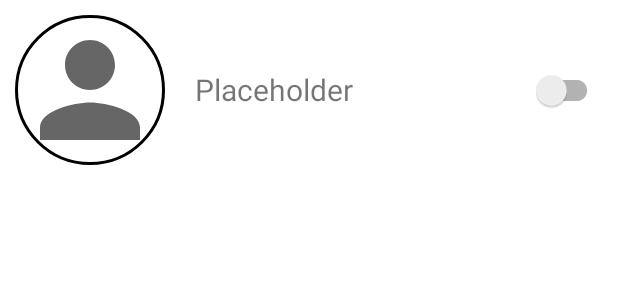
After one commit to PalMassimo/PlatformMusic, an Android app: the layout user_list_item.xml on its own in the app's theme, with its tools: preview values and no code run, on a phone screen of 412 x 824 dp. The commit adds this screen. Shown: the top 300 px of the screen. Run offline under Robolectric (Android 15) with nearby library versions, the phone set to English and light mode, and no system bars.

Commit message:
Implement search bar

```diff
--- a/app/src/main/java/it/units/musicplatform/activities/LoginActivity.kt
+++ b/app/src/main/java/it/units/musicplatform/activities/LoginActivity.kt
@@ -11,7 +11,6 @@ import it.units.musicplatform.databinding.ActivityLoginBinding
 class LoginActivity : AppCompatActivity() {
 
     private lateinit var binding : ActivityLoginBinding
-    private lateinit var auth: FirebaseAuth
 
     override fun onCreate(savedInstanceState: Bundle?) {
         super.onCreate(savedInstanceState)
@@ -19,10 +18,8 @@ class LoginActivity : AppCompatActivity() {
         setContentView(binding.root)
 
 
-        auth = FirebaseAuth.getInstance()
-
         binding.loginButton.setOnClickListener {
-            auth.signInWithEmailAndPassword(binding.emailEditText.text.toString().trim(), binding.passwordEditText.text.toString().trim()).addOnCompleteListener(this) { task ->
+            FirebaseAuth.getInstance().signInWithEmailAndPassword(binding.emailEditText.text.toString().trim(), binding.passwordEditText.text.toString().trim()).addOnCompleteListener(this) { task ->
                 if (task.isSuccessful) {
                     val intent = Intent(this, MainActivity::class.java)//.apply { put(getString(R.string.user_id), auth.currentUser?.uid) }
                     startActivity(intent)
--- a/app/src/main/java/it/units/musicplatform/fragments/HomeFragment.kt
+++ b/app/src/main/java/it/units/musicplatform/fragments/HomeFragment.kt
@@ -21,7 +21,6 @@ class HomeFragment : Fragment() {
     private var userId: String? = null
     private lateinit var adapter: FollowersPostsAdapter
     private lateinit var userViewModel: UserViewModel
-
     private lateinit var followersPostsViewModel: FollowersPostsViewModel
 
     override fun onCreate(savedInstanceState: Bundle?) {
--- a/app/src/main/java/it/units/musicplatform/retrievers/DatabaseReferenceRetriever.kt
+++ b/app/src/main/java/it/units/musicplatform/retrievers/DatabaseReferenceRetriever.kt
@@ -7,7 +7,7 @@ import it.units.musicplatform.entities.User
 
 private const val DATABASE_URL = "https://sharemusic-99f8a-default-rtdb.europe-west1.firebasedatabase.app/"
 private val DATABASE_REFERENCE = Firebase.database(DATABASE_URL).reference
-private val USERS_REFERENCE = DATABASE_REFERENCE.child("Users")
+//private val USERS_REFERENCE = DATABASE_REFERENCE.child("Users")
 private val POSTS_REFERENCE = DATABASE_REFERENCE.child("posts")
 
 
@@ -15,7 +15,8 @@ class DatabaseReferenceRetriever {
 
     companion object{
 
-        fun userReference(userId: String) = USERS_REFERENCE.child(userId)
+        fun usersReference() = DATABASE_REFERENCE.child("Users")
+        fun userReference(userId: String) = usersReference().child(userId)
         fun followersReference(userId: String) = userReference(userId).child("followers")
         fun followingReference(userId: String) = userReference(userId).child("following")
         fun userPostsReference(userId:String) = userReference(userId).child("posts")
--- /dev/null
+++ b/app/src/main/res/layout/user_list_item.xml
@@ -0,0 +1,44 @@
+<?xml version="1.0" encoding="utf-8"?>
+<LinearLayout xmlns:android="http://schemas.android.com/apk/res/android"
+    xmlns:app="http://schemas.android.com/apk/res-auto"
+    xmlns:tools="http://schemas.android.com/tools"
+    android:id="@+id/parent"
+    android:layout_width="match_parent"
+    android:layout_height="wrap_content"
+    android:orientation="horizontal"
+    android:padding="10dp">
+
+    <de.hdodenhof.circleimageview.CircleImageView
+        android:id="@+id/profileImageView"
+        android:layout_width="100dp"
+        android:layout_height="100dp"
+        android:src="@drawable/ic_profile"
+        app:civ_border_color="#FF000000"
+        app:civ_border_width="2dp"
+        app:layout_constraintBottom_toBottomOf="parent"
+        app:layout_constraintEnd_toStartOf="@+id/followersTextView"
+        app:layout_constraintStart_toStartOf="parent"
+        app:layout_constraintTop_toTopOf="parent"
+        android:layout_weight="0"/>
+
+    <TextView
+        android:id="@+id/fullNameTextView"
+        android:layout_width="wrap_content"
+        android:layout_height="match_parent"
+        android:gravity="center_vertical"
+        android:layout_marginLeft="20dp"
+        android:text="Placeholder"
+        android:textSize="20sp"
+        app:layout_constraintBottom_toBottomOf="parent"
+        app:layout_constraintStart_toEndOf="@+id/profileImageView"
+        android:layout_weight="0"
+        app:layout_constraintTop_toTopOf="parent" />
+
+    <androidx.appcompat.widget.SwitchCompat
+        android:id="@+id/switchElement"
+        android:layout_width="wrap_content"
+        android:layout_height="match_parent"
+        android:layout_weight="1"
+        />
+
+</LinearLayout>
--- a/app/src/main/res/menu/menu.xml
+++ b/app/src/main/res/menu/upper_bar_menu.xml
@@ -18,14 +18,17 @@
         android:orderInCategory="2"
         app:showAsAction="collapseActionView|ifRoom"
         app:actionViewClass="android.widget.SearchView" />
+<!--        android:onClick="searchButtonListener"-->
 
     <item
         android:id="@+id/logoutMenuItem"
         android:title="@string/logout_menu_item_title"
+        android:onClick="logoutButtonListener"
         app:showAsAction="never" />
 
     <item
         android:id="@+id/aboutMenuItem"
+        android:onClick="aboutButtonListener"
         android:title="@string/about_menu_title"
         app:showAsAction="never"/>
 
--- a/app/src/main/res/values/strings.xml
+++ b/app/src/main/res/values/strings.xml
@@ -32,5 +32,8 @@
     -->
     <string name="hello_world">Hello Square World!</string>
     <string name="share">SHARE</string>
+    <!-- TODO: Remove or change this placeholder text -->
+    <string name="hello_blank_fragment">Hello blank fragment</string>
+    <string name="hint_searchable">search user...</string>
 
 </resources>
--- /dev/null
+++ b/app/src/main/res/xml/searchable.xml
@@ -0,0 +1,6 @@
+<?xml version="1.0" encoding="utf-8"?>
+<searchable xmlns:android="http://schemas.android.com/apk/res/android"
+    android:label="@string/app_name"
+    android:hint="@string/hint_searchable">
+
+</searchable>
```
Also changed, not shown: app/src/main/AndroidManifest.xml (+13 -5 lines), app/src/main/java/it/units/musicplatform/activities/AddPostActivity.kt (+0 -7 lines), app/src/main/java/it/units/musicplatform/activities/MainActivity.kt (+76 -11 lines), app/src/main/java/it/units/musicplatform/adapters/UsersAdapter.kt (added, +35 -0 lines), app/src/main/java/it/units/musicplatform/fragments/SearchFragment.kt (added, +97 -0 lines), app/src/main/java/it/units/musicplatform/repositories/UsersSearchedRepository.kt (added, +58 -0 lines), app/src/main/java/it/units/musicplatform/viewmodels/UsersSearchedViewModel.kt (added, +34 -0 lines), app/src/main/res/layout/fragment_search.xml (added, +14 -0 lines).
